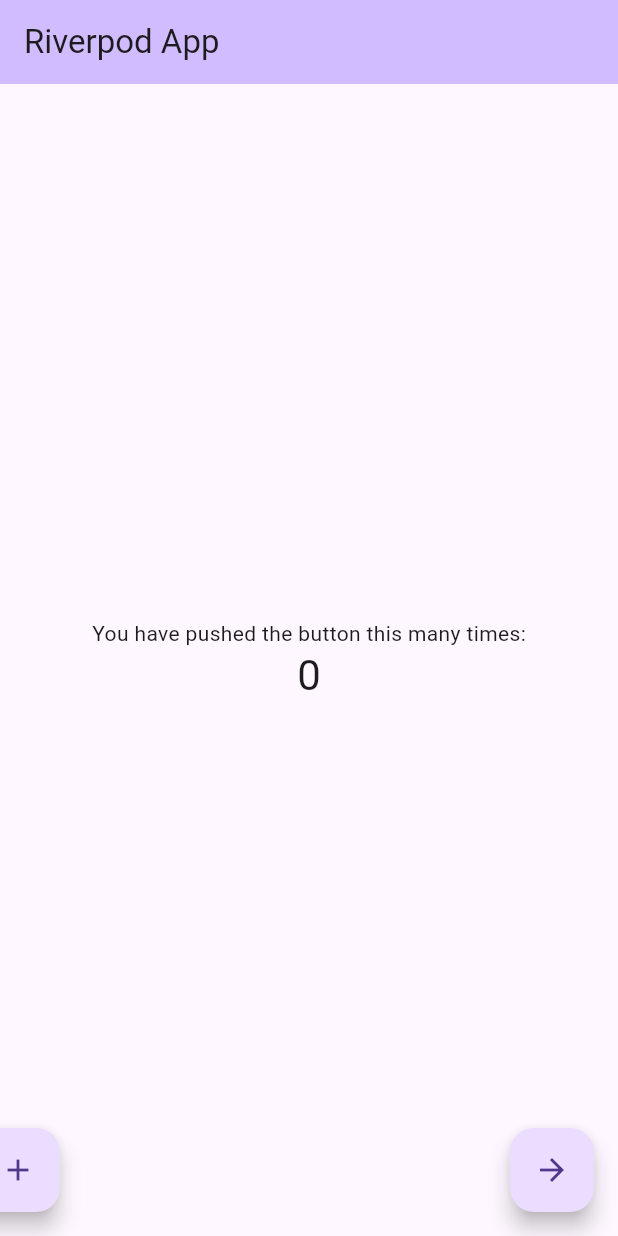
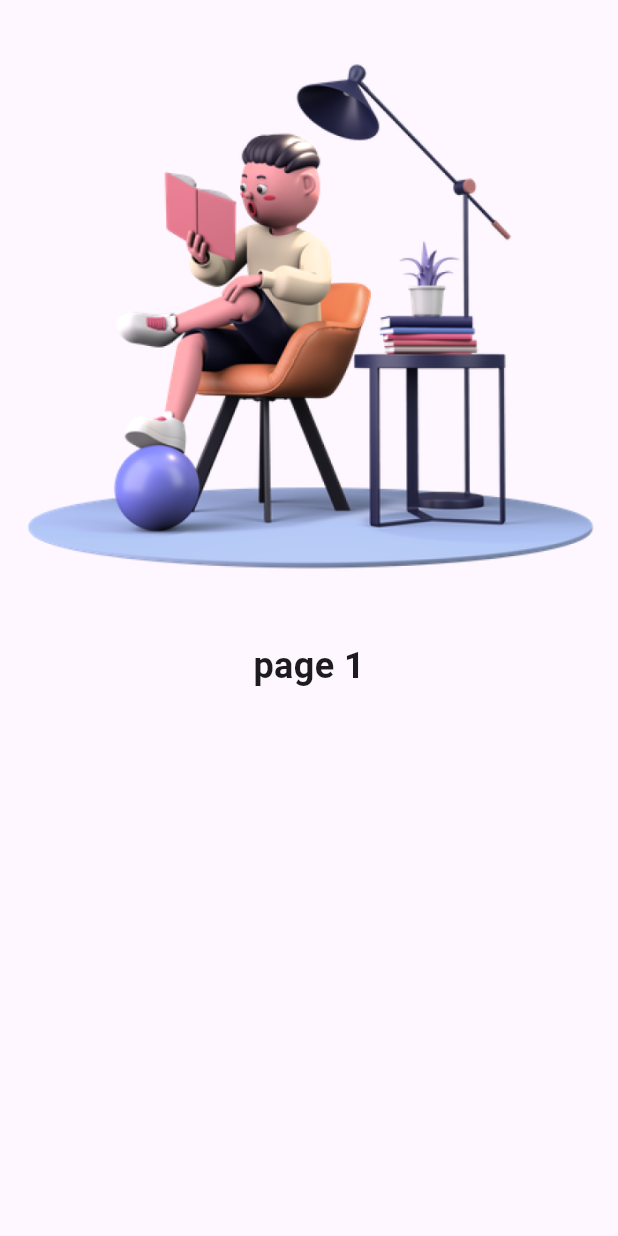
Before and after one commit to toyotarou/test_restfulapi_riverpod_youtube, a Flutter app: the screen it shows after launch, on a phone screen of 412 x 824 dp. Run offline on Flutter 3.47's test engine with Material 3 defaults, Android fonts, the light colour scheme and no system bars; our stand-ins replace flutter_riverpod.

Commit message:
commit 20240529

```diff
--- a/lib/main.dart
+++ b/lib/main.dart
@@ -1,5 +1,6 @@
 import 'package:flutter/material.dart';
 import 'package:flutter_riverpod/flutter_riverpod.dart';
+import 'package:test_restfulapi_riverpod_youtube/screens/welcome_screen.dart';
 
 void main() {
   runApp(const ProviderScope(child: MyApp()));
@@ -12,7 +13,7 @@
   @override
   Widget build(BuildContext context) {
     return const MaterialApp(
-      home: MyHomePage(),
+      home: WelcomeScreen(),
     );
   }
 }
--- /dev/null
+++ b/lib/screens/welcome_screen.dart
@@ -0,0 +1,29 @@
+import 'package:flutter/material.dart';
+import 'package:test_restfulapi_riverpod_youtube/widgets/text_widget.dart';
+
+class WelcomeScreen extends StatelessWidget {
+  const WelcomeScreen({super.key});
+
+  @override
+  Widget build(BuildContext context) {
+    return Scaffold(
+      body: SafeArea(
+        child: Stack(
+          children: [
+            PageView(
+              children: [
+                Column(
+                  children: [
+                    Image.asset('assets/images/reading.png'),
+                    SizedBox(height: 15),
+                    text24Normal(text: 'page 1'),
+                  ],
+                ),
+              ],
+            )
+          ],
+        ),
+      ),
+    );
+  }
+}
--- /dev/null
+++ b/lib/widgets/text_widget.dart
@@ -0,0 +1,8 @@
+import 'package:flutter/material.dart';
+
+Widget text24Normal({required String text}) {
+  return Text(
+    text,
+    style: TextStyle(fontSize: 24, fontWeight: FontWeight.bold),
+  );
+}
```
